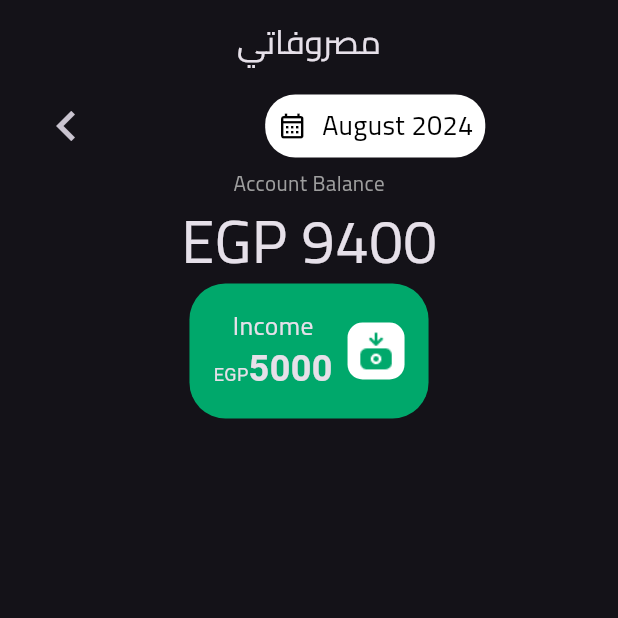
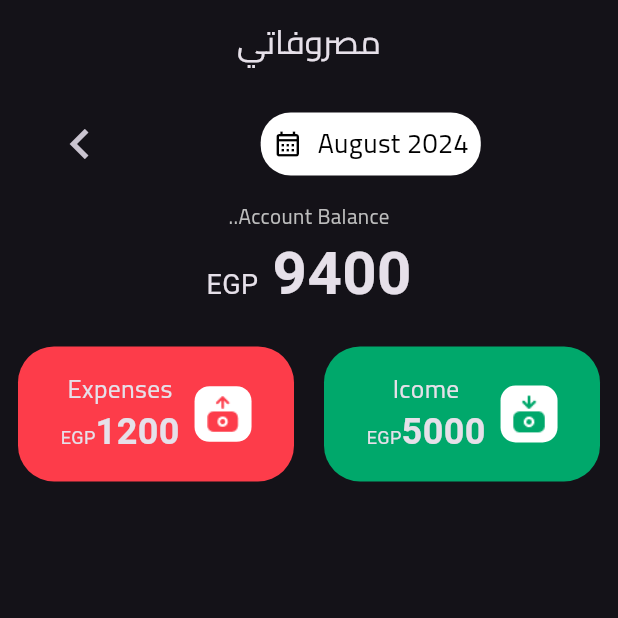
Before and after one commit to AhmedMagdy-10/personal_expense_tracker, a Flutter app: the screen it shows after launch, on a phone screen of 412 x 824 dp, the top half of it. Run offline on Flutter 3.47's test engine with Material 3 defaults, Android fonts, the phone set to English and light mode, and no system bars; our stand-ins replace device_info_plus, flutter_bloc, shared_preferences; missing offline and left inert: currency_picker, month_year_picker.

Commit message:
finish income and outcome mony

```diff
--- a/lib/views/home_page.dart
+++ b/lib/views/home_page.dart
@@ -3,7 +3,8 @@
 import 'package:flutter/material.dart';
 import 'package:intl/intl.dart';
 import 'package:month_year_picker/month_year_picker.dart';
-import 'package:personal_expense_tracker/constant/icon_broken.dart';
+import 'package:personal_expense_tracker/views/widgets/custom_calender.dart';
+import 'package:personal_expense_tracker/views/widgets/income_outcome_mony.dart';
 
 class HomePage extends StatefulWidget {
   const HomePage({super.key});
@@ -49,134 +50,70 @@ class _HomePageState extends State<HomePage> {
         title: const Text('مصروفاتي'),
         centerTitle: true,
       ),
-      body: Column(
+      body: Padding(
+        padding: const EdgeInsets.all(12),
+        child: Column(
           children: [
-          Row(
-            mainAxisAlignment: MainAxisAlignment.spaceAround,
-            children: [
-              IconButton(
-                icon: const Icon(
-                  Icons.chevron_left,
-                  size: 40,
-                ),
-                onPressed: previousMonth,
-              ),
-              const SizedBox(
-                width: 40,
-              ),
-              GestureDetector(
-                onTap: () {
+            CustomCalender(
+              previousOnTap: previousMonth,
+              nextOnTap: nextMonth,
+              selectedDate: selectedDate,
+              onTapMonths: () {
                 setState(() {
                   selectMonth(context);
                 });
               },
-                child: Container(
-                  padding: const EdgeInsets.all(8),
-                  decoration: BoxDecoration(
-                      color: Colors.white,
-                      borderRadius: BorderRadius.circular(20)),
-                  child: Row(
-                    children: [
-                      const Icon(
-                        Icons.calendar_month_outlined,
-                        color: Colors.black,
-                        size: 20,
             ),
             const SizedBox(
-                        width: 10,
+              height: 10,
             ),
             Text(
-                        DateFormat('yMMMM').format(selectedDate),
-                        style: const TextStyle(
-                          fontSize: 18,
-                          color: Colors.black,
+              '..Account Balance',
+              style: TextStyle(
+                color: Colors.grey[400],
               ),
             ),
-                    ],
-                  ),
-                ),
-              ),
-              const SizedBox(
-                width: 40,
-              ),
-              if (selectedDate.month < DateTime.now().month)
-                IconButton(
-                  icon: const Icon(
-                    Icons.chevron_right,
-                    size: 40,
-                  ),
-                  onPressed: nextMonth,
-                ),
-            ],
-          ),
-          const Text(
-            'Account Balance',
+            const Text.rich(
+              TextSpan(
+                text: 'EGP  ',
                 style: TextStyle(
-              color: Colors.grey,
-            ),
-          ),
-          const Text(
-            'EGP 9400',
-            style: TextStyle(
-              fontSize: 40,
-            ),
-          ),
-          Container(
-            padding: const EdgeInsets.all(16),
-            decoration: BoxDecoration(
-              color: const Color(0xff00A86B),
-              borderRadius: BorderRadius.circular(24),
-            ),
-            child: Row(
-              mainAxisSize: MainAxisSize.min,
-              mainAxisAlignment: MainAxisAlignment.center,
-              children: [
-                const Column(
-                  crossAxisAlignment: CrossAxisAlignment.center,
-                  children: [
-                    Text(
-                      'Income',
-                      style: TextStyle(
-                        fontSize: 17,
-                      ),
-                    ),
-                    Text.rich(
-                      TextSpan(
-                        text: 'EGP',
-                        style: TextStyle(
-                          fontSize: 12,
+                  fontSize: 18,
                 ),
                 children: [
                   TextSpan(
-                            text: '5000',
+                    text: '9400',
                     style: TextStyle(
-                              fontSize: 24,
+                      fontSize: 40,
                       fontWeight: FontWeight.bold,
                     ),
                   ),
                 ],
               ),
             ),
-                  ],
+            const SizedBox(
+              height: 20,
             ),
-                const SizedBox(
-                  width: 10,
+            const Row(
+              children: [
+                IcomeOutcomeMony(
+                  textName: 'Expenses',
+                  amount: 1200,
+                  imageIcon: 'assets/image/Frame 26.png',
+                  color: Color(0xffFD3C4A),
                 ),
-                Container(
-                  padding: const EdgeInsets.all(5),
-                  decoration: BoxDecoration(
-                      color: Colors.white,
-                      borderRadius: BorderRadius.circular(10)),
-                  child: Image.asset(
-                    'assets/image/Frame 27.png',
-                    fit: BoxFit.scaleDown,
-                    width: 28,
+                SizedBox(
+                  width: 20,
                 ),
+                IcomeOutcomeMony(
+                  textName: 'Icome',
+                  amount: 5000,
+                  imageIcon: 'assets/image/Frame 27.png',
+                  color: Color(0xff00A86B),
                 ),
               ],
             ),
-          )
           ],
+        ),
       ),
     );
   }
--- /dev/null
+++ b/lib/views/widgets/custom_calender.dart
@@ -0,0 +1,72 @@
+import 'package:flutter/material.dart';
+import 'package:intl/intl.dart';
+
+class CustomCalender extends StatelessWidget {
+  const CustomCalender({
+    super.key,
+    required this.previousOnTap,
+    required this.nextOnTap,
+    required this.selectedDate,
+    required this.onTapMonths,
+  });
+  final void Function()? previousOnTap;
+  final void Function()? nextOnTap;
+  final DateTime selectedDate;
+  final void Function()? onTapMonths;
+  @override
+  Widget build(BuildContext context) {
+    return Row(
+      mainAxisAlignment: MainAxisAlignment.spaceAround,
+      children: [
+        IconButton(
+          icon: const Icon(
+            Icons.chevron_left,
+            size: 40,
+          ),
+          onPressed: previousOnTap,
+        ),
+        const SizedBox(
+          width: 40,
+        ),
+        GestureDetector(
+          onTap: onTapMonths,
+          child: Container(
+            padding: const EdgeInsets.all(8),
+            decoration: BoxDecoration(
+                color: Colors.white, borderRadius: BorderRadius.circular(20)),
+            child: Row(
+              children: [
+                const Icon(
+                  Icons.calendar_month_outlined,
+                  color: Colors.black,
+                  size: 20,
+                ),
+                const SizedBox(
+                  width: 10,
+                ),
+                Text(
+                  DateFormat('yMMMM').format(selectedDate),
+                  style: const TextStyle(
+                    fontSize: 18,
+                    color: Colors.black,
+                  ),
+                ),
+              ],
+            ),
+          ),
+        ),
+        const SizedBox(
+          width: 40,
+        ),
+        if (selectedDate.month < DateTime.now().month)
+          IconButton(
+            icon: const Icon(
+              Icons.chevron_right,
+              size: 40,
+            ),
+            onPressed: nextOnTap,
+          ),
+      ],
+    );
+  }
+}
--- /dev/null
+++ b/lib/views/widgets/income_outcome_mony.dart
@@ -0,0 +1,74 @@
+import 'package:flutter/material.dart';
+
+class IcomeOutcomeMony extends StatelessWidget {
+  const IcomeOutcomeMony({
+    super.key,
+    required this.imageIcon,
+    required this.textName,
+    required this.amount,
+    this.color,
+  });
+
+  final String imageIcon;
+  final String textName;
+  final num amount;
+  final Color? color;
+  @override
+  Widget build(BuildContext context) {
+    return Expanded(
+      child: Container(
+        padding: const EdgeInsets.all(16),
+        decoration: BoxDecoration(
+          color: color,
+          borderRadius: BorderRadius.circular(24),
+        ),
+        child: Row(
+          mainAxisAlignment: MainAxisAlignment.center,
+          children: [
+            Column(
+              crossAxisAlignment: CrossAxisAlignment.center,
+              children: [
+                Text(
+                  textName,
+                  style: const TextStyle(
+                    fontSize: 17,
+                  ),
+                ),
+                Text.rich(
+                  TextSpan(
+                    text: 'EGP',
+                    style: const TextStyle(
+                      fontSize: 12,
+                    ),
+                    children: [
+                      TextSpan(
+                        text: '$amount',
+                        style: const TextStyle(
+                          fontSize: 24,
+                          fontWeight: FontWeight.bold,
+                        ),
+                      ),
+                    ],
+                  ),
+                ),
+              ],
+            ),
+            const SizedBox(
+              width: 10,
+            ),
+            Container(
+              padding: const EdgeInsets.all(5),
+              decoration: BoxDecoration(
+                  color: Colors.white, borderRadius: BorderRadius.circular(10)),
+              child: Image.asset(
+                imageIcon,
+                fit: BoxFit.scaleDown,
+                width: 28,
+              ),
+            ),
+          ],
+        ),
+      ),
+    );
+  }
+}
```
Lines whose indentation alone changed are shown as unchanged.
